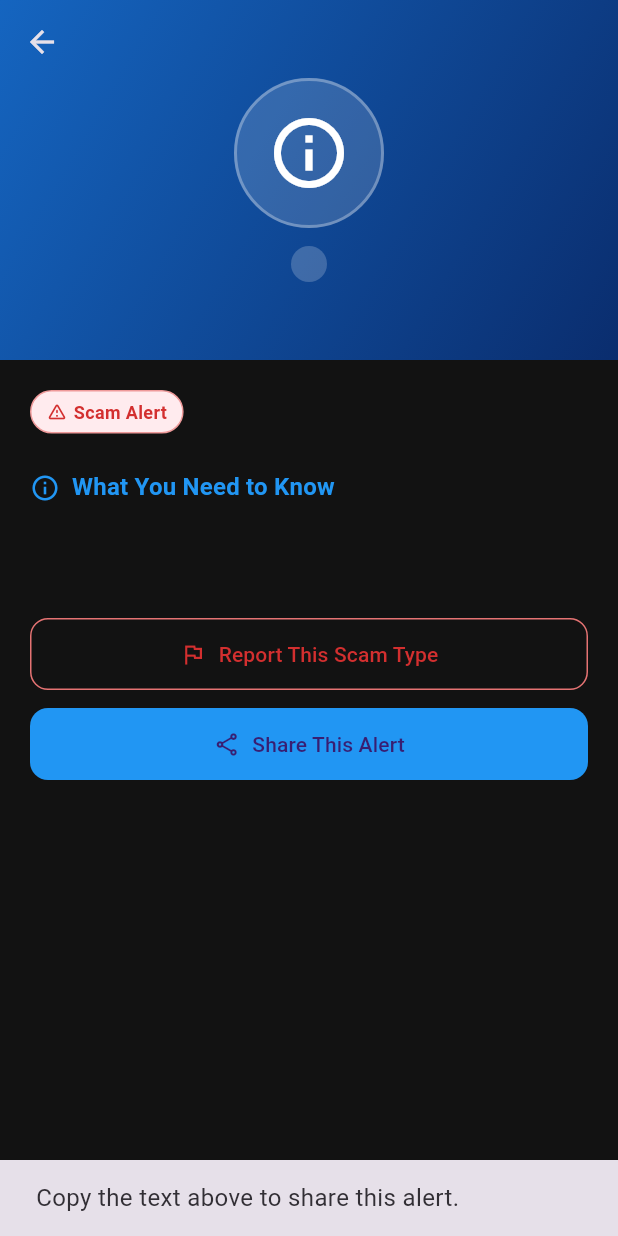
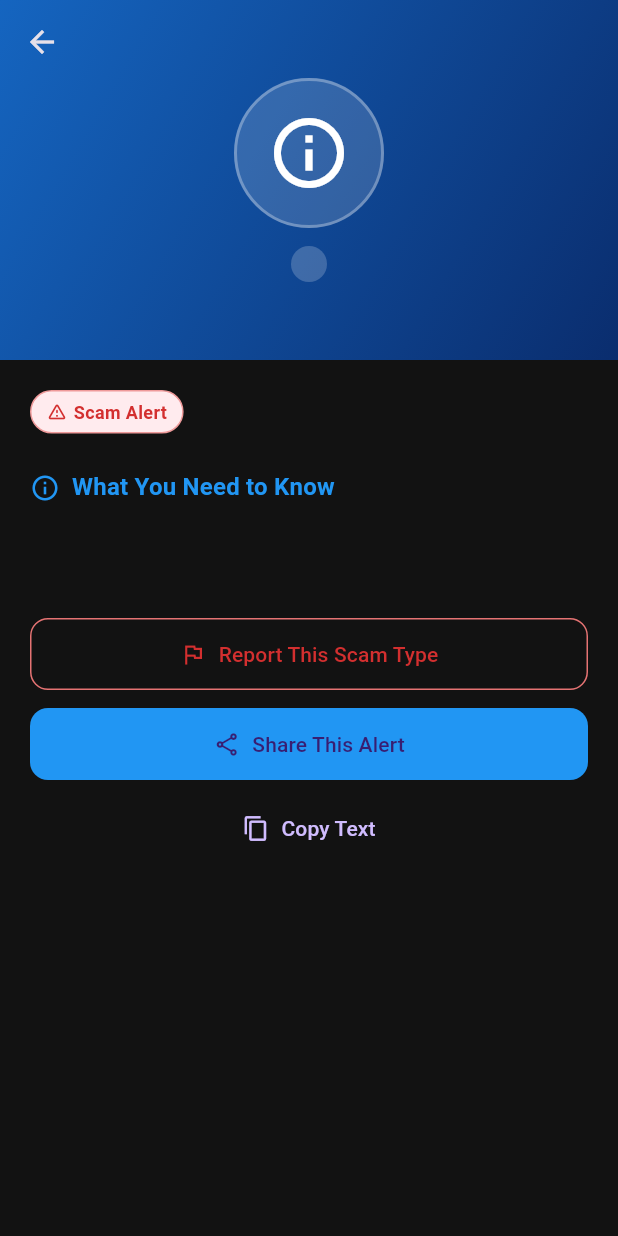
Before and after one commit to phemelogc/safetext, a Flutter app: the ScamTrendDetailScreen screen opened directly with empty values, after a tap on "Share This Alert", on a phone screen of 412 x 824 dp. Run offline on Flutter 3.47's test engine with Material 3 defaults, Android fonts, the phone set to English and light mode, and no system bars; our stand-ins replace cloud_firestore, connectivity_plus, device_info_plus, firebase_core, flutter_dotenv, flutter_local_notifications and 3 more; missing offline and left inert: telephony; accounts and stored records are empty.

Commit message:
added share plus to add option to share edu to external apps

```diff
--- a/lib/screens/scam_trend_detail_screen.dart
+++ b/lib/screens/scam_trend_detail_screen.dart
@@ -1,4 +1,6 @@
 import 'package:flutter/material.dart';
+import 'package:flutter/services.dart';
+import 'package:share_plus/share_plus.dart';
 import 'package:url_launcher/url_launcher.dart';
 
 class ScamTrendDetailScreen extends StatelessWidget {
@@ -231,6 +233,18 @@ class ScamTrendDetailScreen extends StatelessWidget {
                       ),
                     ),
                   ),
+                  const SizedBox(height: 8),
+                  SizedBox(
+                    width: double.infinity,
+                    child: TextButton.icon(
+                      onPressed: () => _copyAlert(context, title, desc),
+                      icon: const Icon(Icons.copy_outlined, size: 18),
+                      label: const Text('Copy Text'),
+                      style: TextButton.styleFrom(
+                        padding: const EdgeInsets.symmetric(vertical: 10),
+                      ),
+                    ),
+                  ),
                   const SizedBox(height: 24),
                 ],
               ),
@@ -293,20 +307,17 @@ class ScamTrendDetailScreen extends StatelessWidget {
 
   Future<void> _shareAlert(
       BuildContext context, String title, String desc) async {
-    final text = '$title\n\n$desc\n\n— SafeText';
-    final uri = Uri(
-      scheme: 'https',
-      host: 'wa.me',
-      queryParameters: {'text': text},
-    );
-    if (await canLaunchUrl(uri)) {
-      await launchUrl(uri, mode: LaunchMode.externalApplication);
-      return;
-    }
+    final text = '⚠️ Scam Alert: $title\n\n$desc\n\n— Shared via SafeText';
+    await Share.share(text, subject: 'Scam Alert: $title');
+  }
+
+  Future<void> _copyAlert(
+      BuildContext context, String title, String desc) async {
+    final text = '⚠️ Scam Alert: $title\n\n$desc\n\n— Shared via SafeText';
+    await Clipboard.setData(ClipboardData(text: text));
     if (context.mounted) {
       ScaffoldMessenger.of(context).showSnackBar(
-        const SnackBar(
-            content: Text('Copy the text above to share this alert.')),
+        const SnackBar(content: Text('Alert text copied to clipboard.')),
       );
     }
   }
--- a/pubspec.yaml
+++ b/pubspec.yaml
@@ -49,6 +49,7 @@ dependencies:
   flutter_dotenv: ^5.2.0
   device_info_plus: ^11.1.0
   connectivity_plus: ^6.0.0
+  share_plus: ^10.0.0
 
 dev_dependencies:
   flutter_test:
```
Also changed, not shown: .claude/settings.local.json, pubspec.lock, 4 other files.
